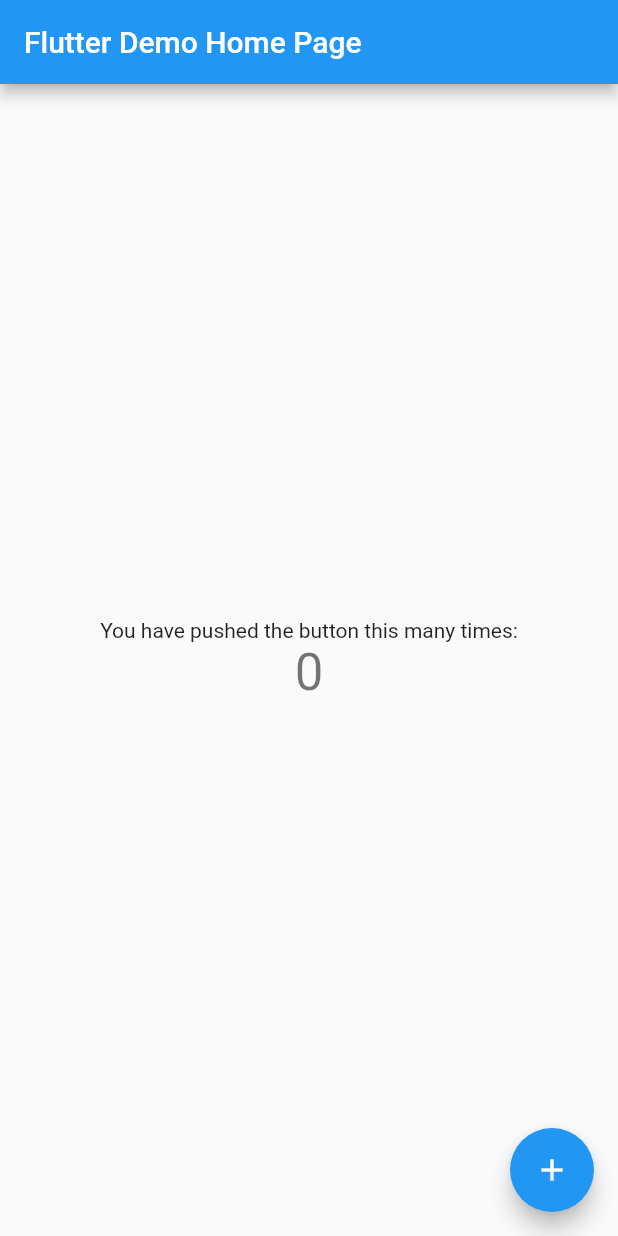
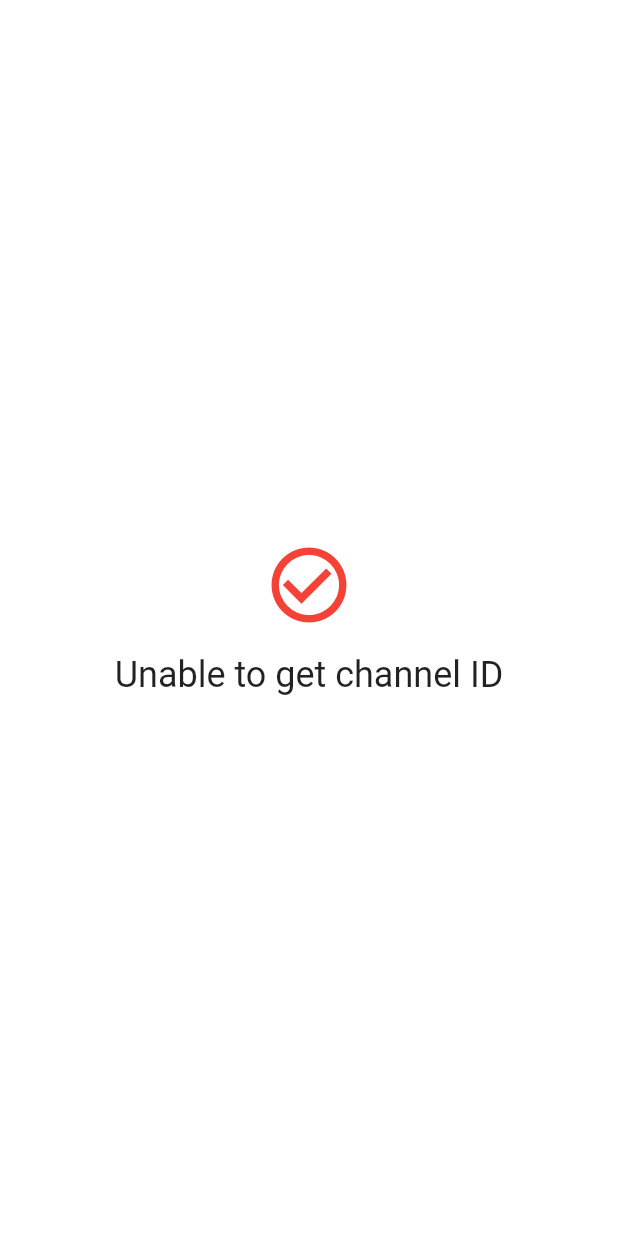
Before and after one commit to atanashristov/flutter_messaging, a Flutter app: the screen it shows after launch, on a phone screen of 412 x 824 dp. Run offline on Flutter 3.47's test engine with Material 2 defaults, Android fonts, the light colour scheme and no system bars; our stand-ins replace device_info_plus, permission_handler; missing offline and left inert: airship_flutter.

Commit message:
chore(airship) Packages and code

```diff
--- a/airship_messaging/lib/main.dart
+++ b/airship_messaging/lib/main.dart
@@ -1,115 +1,171 @@
+import 'dart:developer';
+import 'dart:io';
+
+import 'package:airship_flutter/airship_flutter.dart' as airship;
+import 'package:device_info_plus/device_info_plus.dart';
 import 'package:flutter/material.dart';
+import 'package:flutter/services.dart';
+import 'package:permission_handler/permission_handler.dart';
 
-void main() {
-  runApp(const MyApp());
+Future<void> _backgroundMessageHandler(Map<String, dynamic> payload, airship.Notification? notification) async {
+  log("[airship] _backgroundMessageHandler: payload=$payload, notification=$notification");
+}
+
+void _channelRegistrationHandler(airship.ChannelEvent event) {
+  log("[airship] _channelRegistrationHandler: channelid=${event.channelId}, registrationToken=${event.registrationToken}");
+}
+
+void _pushReceivedHandler(airship.PushReceivedEvent event) {
+  log("[airship] _pushReceivedHandler: event=$event");
+}
+
+void _notificationResponseHandler(airship.NotificationResponseEvent event) {
+  log("[airship] _notificationResponseHandler: event=$event");
+}
+
+void _deepLinkHandler(String? event) {
+  log("[airship] _deepLinkHandler: event=$event");
+}
+
+Future<String> getChannelId() async {
+  if (!await _canUseAirship) {
+    return '';
+  }
+
+  final channelId = await airship.Airship.channelId;
+  log('[airship] channelId=$channelId');
+  return Future.value(channelId ?? '');
+}
+
+Future<bool> get _canUseAirship async {
+  final canRunAirship = Platform.isIOS ? (await DeviceInfoPlugin().iosInfo).isPhysicalDevice : Platform.isAndroid;
+  final permissionGranted = await Permission.notification.request().isGranted;
+  return canRunAirship && permissionGranted;
+}
+
+void main() async {
+  // Required to make the main function async
+  WidgetsFlutterBinding.ensureInitialized();
+
+  SystemChrome.setPreferredOrientations([
+    DeviceOrientation.portraitUp,
+    DeviceOrientation.portraitDown,
+  ]);
+
+  String errMsg = '';
+
+  if (await _canUseAirship) {
+    try {
+      // Enable notifications (prompts on iOS)
+      airship.Airship.setUserNotificationsEnabled(true);
+
+      await airship.Airship.setBackgroundMessageHandler(_backgroundMessageHandler);
+
+      airship.Airship.onChannelRegistration.listen(_channelRegistrationHandler);
+
+      // Triggered when push notification arrives
+      airship.Airship.onPushReceived.listen(_pushReceivedHandler);
+
+      // Triggered when app is resumed or started from notification tap
+      airship.Airship.onNotificationResponse.listen(_notificationResponseHandler);
+
+      // Triggered when a push notificatioflutterflutter n containing a deep link is tapped
+      airship.Airship.onDeepLink.listen(_deepLinkHandler);
+    } catch (e) {
+      errMsg = e.toString();
+    }
+  }
+
+  runApp(MyApp(errMsg: errMsg));
 }
 
 class MyApp extends StatelessWidget {
-  const MyApp({super.key});
+  const MyApp({Key? key, required this.errMsg}) : super(key: key);
+
+  final String errMsg;
 
   // This widget is the root of your application.
   @override
   Widget build(BuildContext context) {
     return MaterialApp(
-      title: 'Flutter Demo',
+      title: 'Airhip Demo',
       theme: ThemeData(
-        // This is the theme of your application.
-        //
-        // Try running your application with "flutter run". You'll see the
-        // application has a blue toolbar. Then, without quitting the app, try
-        // changing the primarySwatch below to Colors.green and then invoke
-        // "hot reload" (press "r" in the console where you ran "flutter run",
-        // or simply save your changes to "hot reload" in a Flutter IDE).
-        // Notice that the counter didn't reset back to zero; the application
-        // is not restarted.
         primarySwatch: Colors.blue,
       ),
-      home: const MyHomePage(title: 'Flutter Demo Home Page'),
+      home: HomeScreen(errMsg: errMsg),
     );
   }
 }
 
-class MyHomePage extends StatefulWidget {
-  const MyHomePage({super.key, required this.title});
+class HomeScreen extends StatelessWidget {
+  const HomeScreen({Key? key, required this.errMsg}) : super(key: key);
 
-  // This widget is the home page of your application. It is stateful, meaning
-  // that it has a State object (defined below) that contains fields that affect
-  // how it looks.
+  final String errMsg;
 
-  // This class is the configuration for the state. It holds the values (in this
-  // case the title) provided by the parent (in this case the App widget) and
-  // used by the build method of the State. Fields in a Widget subclass are
-  // always marked "final".
-
-  final String title;
-
-  @override
-  State<MyHomePage> createState() => _MyHomePageState();
-}
-
-class _MyHomePageState extends State<MyHomePage> {
-  int _counter = 0;
-
-  void _incrementCounter() {
-    setState(() {
-      // This call to setState tells the Flutter framework that something has
-      // changed in this State, which causes it to rerun the build method below
-      // so that the display can reflect the updated values. If we changed
-      // _counter without calling setState(), then the build method would not be
-      // called again, and so nothing would appear to happen.
-      _counter++;
-    });
-  }
+  Future<String>? _getChannelId() => errMsg.isNotEmpty ? Future.value('') : getChannelId();
 
   @override
   Widget build(BuildContext context) {
-    // This method is rerun every time setState is called, for instance as done
-    // by the _incrementCounter method above.
-    //
-    // The Flutter framework has been optimized to make rerunning build methods
-    // fast, so that you can just rebuild anything that needs updating rather
-    // than having to individually change instances of widgets.
     return Scaffold(
-      appBar: AppBar(
-        // Here we take the value from the MyHomePage object that was created by
-        // the App.build method, and use it to set our appbar title.
-        title: Text(widget.title),
-      ),
-      body: Center(
-        // Center is a layout widget. It takes a single child and positions it
-        // in the middle of the parent.
-        child: Column(
-          // Column is also a layout widget. It takes a list of children and
-          // arranges them vertically. By default, it sizes itself to fit its
-          // children horizontally, and tries to be as tall as its parent.
-          //
-          // Invoke "debug painting" (press "p" in the console, choose the
-          // "Toggle Debug Paint" action from the Flutter Inspector in Android
-          // Studio, or the "Toggle Debug Paint" command in Visual Studio Code)
-          // to see the wireframe for each widget.
-          //
-          // Column has various properties to control how it sizes itself and
-          // how it positions its children. Here we use mainAxisAlignment to
-          // center the children vertically; the main axis here is the vertical
-          // axis because Columns are vertical (the cross axis would be
-          // horizontal).
-          mainAxisAlignment: MainAxisAlignment.center,
-          children: <Widget>[
-            const Text(
-              'You have pushed the button this many times:',
-            ),
-            Text(
-              '$_counter',
-              style: Theme.of(context).textTheme.headline4,
-            ),
-          ],
+      backgroundColor: Colors.white,
+      body: DefaultTextStyle(
+        style: Theme.of(context).textTheme.headline5!,
+        textAlign: TextAlign.center,
+        child: FutureBuilder<String>(
+          future: _getChannelId(), // a previously-obtained Future<String> or null
+          builder: (BuildContext context, AsyncSnapshot<String> snapshot) {
+            List<Widget> children;
+            if (snapshot.hasData) {
+              String message = errMsg != '' ? errMsg : 'Unable to get channel ID';
+              if (snapshot.data != '') {
+                message = 'Channel ID: ${snapshot.data}';
+              }
+
+              children = <Widget>[
+                Icon(
+                  Icons.check_circle_outline,
+                  color: snapshot.data != '' ? Colors.green : Colors.red,
+                  size: 60,
+                ),
+                Padding(
+                  padding: const EdgeInsets.only(top: 16),
+                  child: Text(message),
+                ),
+              ];
+            } else if (snapshot.hasError) {
+              children = <Widget>[
+                const Icon(
+                  Icons.error_outline,
+                  color: Colors.red,
+                  size: 60,
+                ),
+                Padding(
+                  padding: const EdgeInsets.only(top: 16),
+                  child: Text('Error: ${snapshot.error}'),
+                ),
+              ];
+            } else {
+              children = const <Widget>[
+                SizedBox(
+                  width: 60,
+                  height: 60,
+                  child: CircularProgressIndicator(),
+                ),
+                Padding(
+                  padding: EdgeInsets.only(top: 16),
+                  child: Text('Awaiting Channel ID...'),
+                ),
+              ];
+            }
+            return Center(
+              child: Column(
+                mainAxisAlignment: MainAxisAlignment.center,
+                children: children,
+              ),
+            );
+          },
         ),
       ),
-      floatingActionButton: FloatingActionButton(
-        onPressed: _incrementCounter,
-        tooltip: 'Increment',
-        child: const Icon(Icons.add),
-      ), // This trailing comma makes auto-formatting nicer for build methods.
     );
   }
 }
```
Also changed, not shown: airship_messaging/pubspec.yaml (+7 -20 lines), airship_messaging/pubspec.lock, 11 other files.
